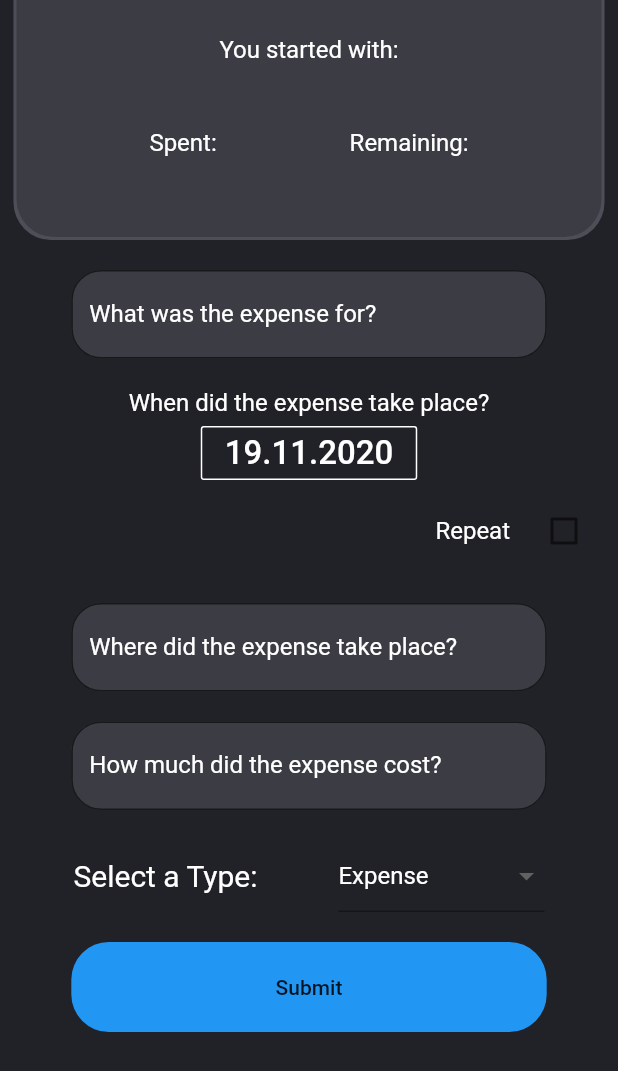
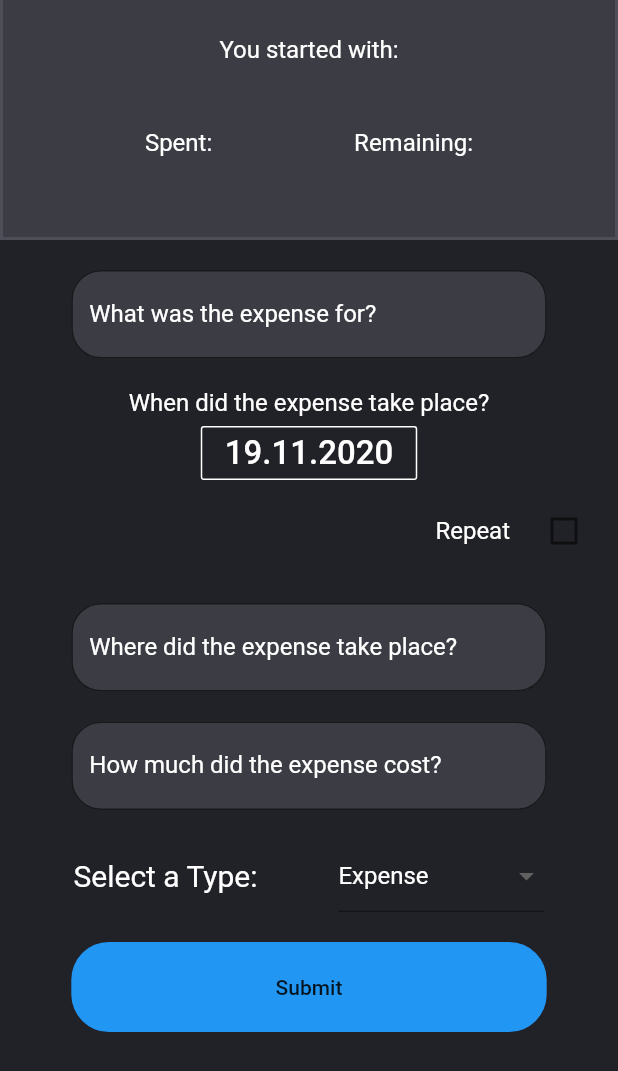
Before and after one commit to L30N74/Finance-Tracker, a Flutter app: the CreateExpense screen opened directly, on a phone screen of 412 x 824 dp. Shown: the top 1071 px of the screen. Run offline on Flutter 3.47's test engine with Material 2 defaults, Android fonts, the phone set to English and light mode, and no system bars; our stand-ins replace sqflite; accounts and stored records are empty.

Commit message:
Revision on the Overview

```diff
--- a/lib/Helper/Overview.dart
+++ b/lib/Helper/Overview.dart
@@ -14,18 +14,16 @@ class _OverviewState extends State<Overview> {
       height: 160,
       //margin: EdgeInsets.only(left: 20, right: 20),
       padding: EdgeInsets.only(left: 2, right: 2, bottom: 2),
-      width: MediaQuery.of(context).size.width-18,
+      //width: MediaQuery.of(context).size.width-18,
       decoration: BoxDecoration(
-        borderRadius: BorderRadius.only(bottomLeft: Radius.circular(25), bottomRight: Radius.circular(25)),
+        //borderRadius: BorderRadius.only(bottomLeft: Radius.circular(25), bottomRight: Radius.circular(25)),
         color: lightGreyColor,
 
       ),
       child: Container(
         height: 150,
-        //margin: EdgeInsets.only(left: 20, right: 20),
-        width: MediaQuery.of(context).size.width-20,
         decoration: BoxDecoration(
-          borderRadius: BorderRadius.only(bottomLeft: Radius.circular(25), bottomRight: Radius.circular(25)),
+          //borderRadius: BorderRadius.only(bottomLeft: Radius.circular(25), bottomRight: Radius.circular(25)),
           color: mediumDarkGreyColor,
         ),
         child: Column(
```
Also changed, not shown: lib/main.dart (+7 -4 lines).
